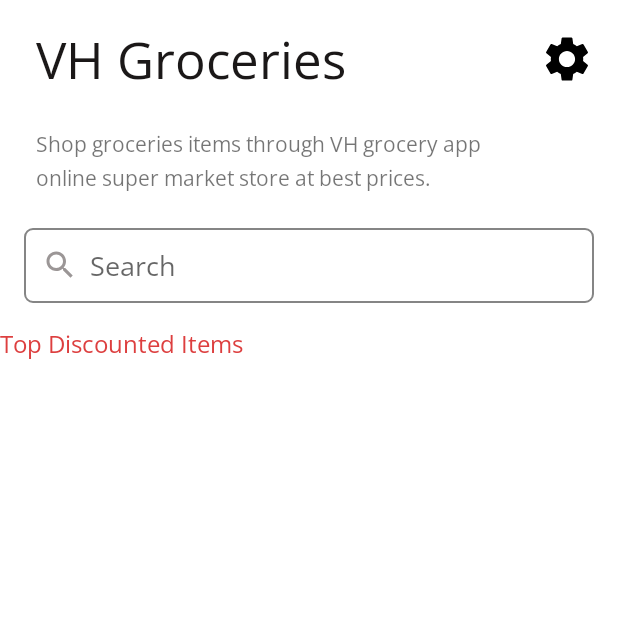
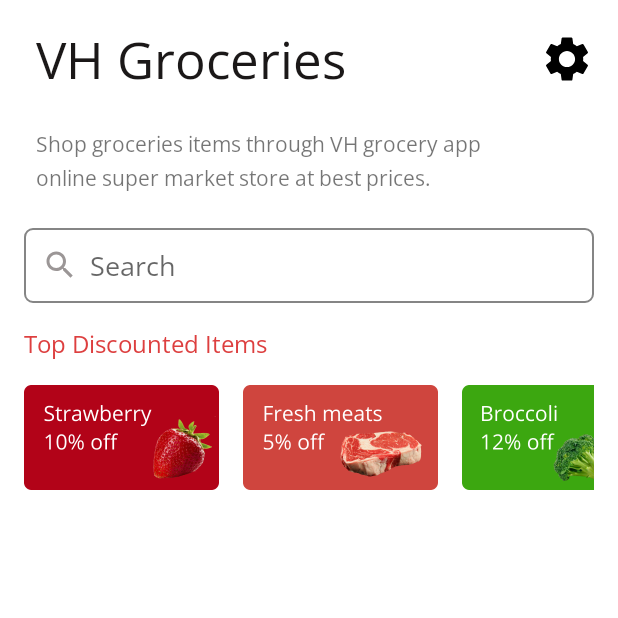
Before and after one commit to viethoang1211/OurGroceries, an Android app: the MainActivity screen opened directly, with no data from a screen before it, on a phone screen of 412 x 824 dp, the top half of it. Run offline under Robolectric (Android 15) with nearby library versions, the phone set to English and light mode, and no system bars.

Commit message:
commit 2

```diff
--- a/app/src/main/java/com/example/ourgroceries/MainActivity.java
+++ b/app/src/main/java/com/example/ourgroceries/MainActivity.java
@@ -1,17 +1,50 @@
 package com.example.ourgroceries;
 
 import androidx.appcompat.app.AppCompatActivity;
+import androidx.recyclerview.widget.LinearLayoutManager;
+import androidx.recyclerview.widget.RecyclerView;
 
 import android.os.Bundle;
 
+import com.example.ourgroceries.adapter.DiscountedProductAdapter;
+import com.example.ourgroceries.model.DiscountedProducts;
+
+import java.util.ArrayList;
+import java.util.List;
+
 public class MainActivity extends AppCompatActivity {
+
+    RecyclerView discountRecyclerView;
+    DiscountedProductAdapter discountedProductAdapter;
+    List<DiscountedProducts> discountedProductsList;
+
+
 
     @Override
     protected void onCreate(Bundle savedInstanceState) {
         super.onCreate(savedInstanceState);
         setContentView(R.layout.activity_main);
+//<<<<<<< Updated upstream
 //test change
+//=======
 
+        discountRecyclerView = findViewById(R.id.discountedRecycler);
+//>>>>>>> Stashed changes
 
+        discountedProductsList= new ArrayList<>();
+        discountedProductsList.add(new DiscountedProducts(1,R.drawable.discountberry));
+        discountedProductsList.add(new DiscountedProducts(2,R.drawable.discountmeat));
+        discountedProductsList.add(new DiscountedProducts(3,R.drawable.discountbrocoli));
+        discountedProductsList.add(new DiscountedProducts(4,R.drawable.discountberry));
+        discountedProductsList.add(new DiscountedProducts(5,R.drawable.discountmeat));
+        discountedProductsList.add(new DiscountedProducts(6,R.drawable.discountbrocoli));
+        setDiscountRecycler(discountedProductsList);
+    }
+
+    private void setDiscountRecycler(List<DiscountedProducts> dataList) {
+        RecyclerView.LayoutManager layoutManager = new LinearLayoutManager(this, LinearLayoutManager.HORIZONTAL,false);
+        discountRecyclerView.setLayoutManager(layoutManager);
+        discountedProductAdapter = new DiscountedProductAdapter(this,dataList);
+        discountRecyclerView.setAdapter(discountedProductAdapter);
     }
 }
--- a/app/src/main/java/com/example/ourgroceries/adapter/DiscountedProductAdapter.java
+++ b/app/src/main/java/com/example/ourgroceries/adapter/DiscountedProductAdapter.java
@@ -1,6 +1,7 @@
 package com.example.ourgroceries.adapter;
 
 import android.content.Context;
+import android.view.LayoutInflater;
 import android.view.View;
 import android.view.ViewGroup;
 import android.widget.ImageView;
@@ -8,35 +9,48 @@ import android.widget.ImageView;
 import androidx.annotation.NonNull;
 import androidx.recyclerview.widget.RecyclerView;
 
+import com.example.ourgroceries.MainActivity;
+import com.example.ourgroceries.R;
 import com.example.ourgroceries.model.DiscountedProducts;
 
+import java.util.ArrayList;
 import java.util.List;
 
 public class DiscountedProductAdapter extends RecyclerView.Adapter<DiscountedProductAdapter.DiscountedProductViewHolder> {
     Context context;
     List<DiscountedProducts> discountedProductsList;
 
+    public DiscountedProductAdapter(Context context, List<DiscountedProducts> discountedProductsList) {
+        this.context = context;
+        this.discountedProductsList = discountedProductsList;
+    }
+
+
 
     @NonNull
     @Override
     public DiscountedProductViewHolder onCreateViewHolder(@NonNull ViewGroup parent, int viewType) {
-        return null;
+        View view = LayoutInflater.from(context).inflate(R.layout.discounted_row_items,parent,false);
+        return new DiscountedProductViewHolder(view);
     }
 
     @Override
     public void onBindViewHolder(@NonNull DiscountedProductViewHolder holder, int position) {
-
+        holder.discountImageView.setImageResource(discountedProductsList.get(position).getImageurl());
     }
 
     @Override
     public int getItemCount() {
-        return discountedProductsList.size();
+       return discountedProductsList.size();
+
     }
 
     public static class DiscountedProductViewHolder extends  RecyclerView.ViewHolder{
 
+        ImageView discountImageView;
         public DiscountedProductViewHolder(@NonNull View itemView) {
             super(itemView);
+            discountImageView = itemView.findViewById(R.id.discountImage);
 
         }
     }
--- a/app/src/main/java/com/example/ourgroceries/model/DiscountedProducts.java
+++ b/app/src/main/java/com/example/ourgroceries/model/DiscountedProducts.java
@@ -1,11 +1,13 @@
 package com.example.ourgroceries.model;
+
+import android.view.View;
 
 public class DiscountedProducts {
 
     Integer id;
-    String imageurl;
+    int imageurl;
 
-    public DiscountedProducts(Integer id, String imageurl) {
+    public DiscountedProducts(Integer id, int imageurl) {
         this.id = id;
         this.imageurl = imageurl;
     }
@@ -19,11 +21,11 @@ public class DiscountedProducts {
         this.id = id;
     }
 
-    public String getImageurl() {
+    public int getImageurl() {
         return imageurl;
     }
 
-    public void setImageurl(String imageurl) {
+    public void setImageurl(int imageurl) {
         this.imageurl = imageurl;
     }
 }
--- a/app/src/main/res/layout/activity_main.xml
+++ b/app/src/main/res/layout/activity_main.xml
@@ -43,7 +43,7 @@
         app:layout_constraintTop_toBottomOf="@+id/textView" />
 
     <EditText
-        android:id="@+id/editTextTextPersonName"
+        android:id="@+id/search_bar"
         android:layout_width="0dp"
         android:layout_height="50dp"
         android:layout_marginStart="16dp"
@@ -65,8 +65,7 @@
         android:id="@+id/discountedRecycler"
         android:layout_width="0dp"
         android:layout_height="wrap_content"
-        android:layout_marginStart="16dp"
-        android:layout_marginTop="24dp"
+        android:layout_marginTop="16dp"
         android:layout_marginEnd="16dp"
         android:layout_marginBottom="32dp"
         app:layout_constraintBottom_toBottomOf="parent"
@@ -84,7 +83,7 @@
         android:text="Top Discounted Items"
         android:textColor="#DD3F3F"
         android:textSize="16sp"
-        app:layout_constraintTop_toBottomOf="@+id/editTextTextPersonName"
-        tools:layout_editor_absoluteX="21dp" />
+        app:layout_constraintStart_toStartOf="@+id/search_bar"
+        app:layout_constraintTop_toBottomOf="@+id/search_bar" />
 
 </androidx.constraintlayout.widget.ConstraintLayout>
--- a/app/src/main/res/layout/discounted_row_items.xml
+++ b/app/src/main/res/layout/discounted_row_items.xml
@@ -1,6 +1,16 @@
 <?xml version="1.0" encoding="utf-8"?>
-<LinearLayout xmlns:android="http://schemas.android.com/apk/res/android"
-    android:layout_width="match_parent"
-    android:layout_height="match_parent">
+<androidx.constraintlayout.widget.ConstraintLayout xmlns:android="http://schemas.android.com/apk/res/android"
+    xmlns:app="http://schemas.android.com/apk/res-auto"
+    xmlns:tools="http://schemas.android.com/tools"
+    android:layout_width="wrap_content"
+    android:layout_height="wrap_content">
 
-</LinearLayout>
+    <ImageView
+        android:id="@+id/discountImage"
+        android:layout_width="130dp"
+        android:layout_height="70dp"
+        android:layout_marginStart="16dp"
+        app:layout_constraintStart_toStartOf="parent"
+        app:layout_constraintTop_toTopOf="parent"
+        app:srcCompat="@drawable/discountberry" />
+</androidx.constraintlayout.widget.ConstraintLayout>
```
